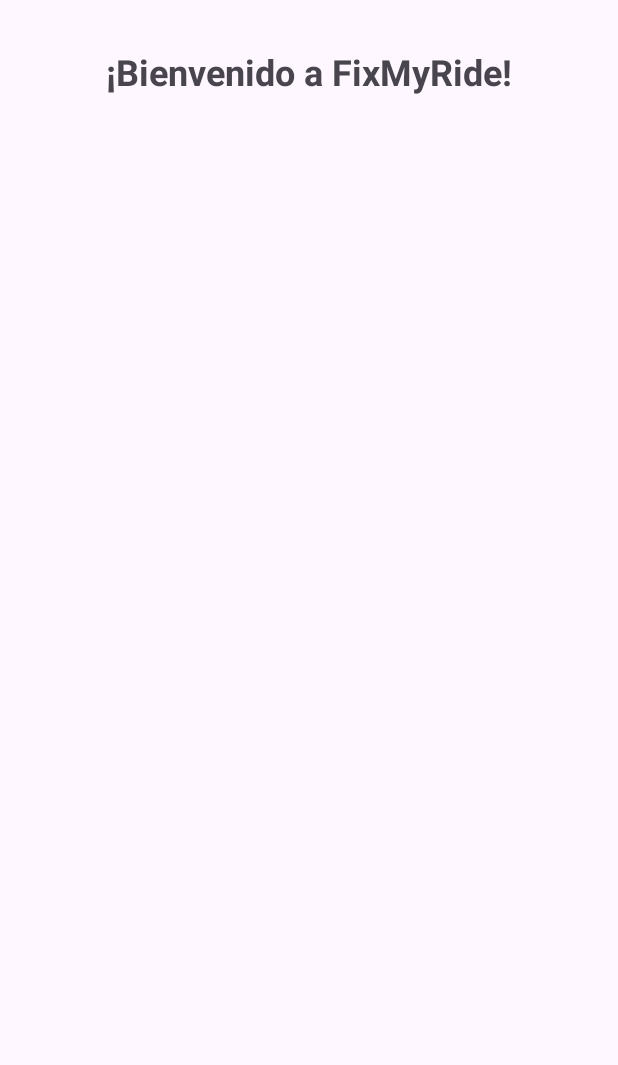
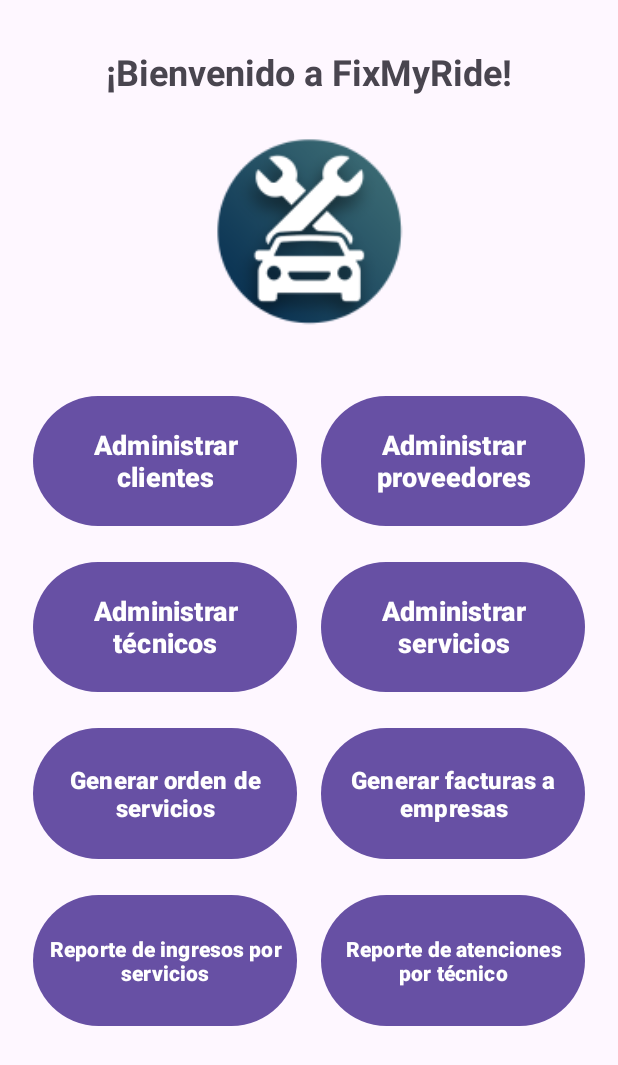
Before and after one commit to Winareku/POO-P1-G03_FixMyRide, an Android app: the screen it shows after launch (MainActivity), on a phone screen of 412 x 824 dp. Shown: the top 1065 px of the screen. Run offline under Robolectric (Android 15) with nearby library versions, the phone set to English and light mode, and no system bars.

Commit message:
Implementacion de botones en la vista principal

```diff
--- a/Proyecto_Android/FixMyRide_Android/app/src/main/res/layout/activity_main.xml
+++ b/Proyecto_Android/FixMyRide_Android/app/src/main/res/layout/activity_main.xml
@@ -20,4 +20,130 @@
         app:layout_constraintStart_toStartOf="parent"
         app:layout_constraintTop_toTopOf="parent"
         app:layout_constraintVertical_bias="0.04000002" />
+
+    <ImageView
+        android:id="@+id/imageView"
+        android:layout_width="180dp"
+        android:layout_height="180dp"
+        app:layout_constraintBottom_toBottomOf="parent"
+        app:layout_constraintEnd_toEndOf="parent"
+        app:layout_constraintHorizontal_bias="0.5"
+        app:layout_constraintStart_toStartOf="parent"
+        app:layout_constraintTop_toBottomOf="@+id/textView"
+        app:layout_constraintVertical_bias="0.0"
+        app:srcCompat="@mipmap/ic_launcher_foreground" />
+
+    <GridLayout
+        android:id="@+id/buttonsGrid"
+        android:layout_width="400dp"
+        android:layout_height="460dp"
+        android:alignmentMode="alignBounds"
+        android:columnCount="2"
+        android:columnOrderPreserved="false"
+        android:padding="8dp"
+        android:rowCount="4"
+        app:layout_constraintBottom_toBottomOf="parent"
+        app:layout_constraintEnd_toEndOf="parent"
+        app:layout_constraintStart_toStartOf="parent"
+        app:layout_constraintTop_toBottomOf="@+id/imageView"
+        app:layout_constraintVertical_bias="0.0">
+
+        <Button
+            android:id="@+id/button1"
+            android:layout_width="0dp"
+            android:layout_height="0dp"
+            android:layout_rowWeight="1"
+            android:layout_columnWeight="1"
+            android:layout_margin="8dp"
+            android:padding="8dp"
+            android:text="Administrar clientes"
+            android:textSize="18sp"
+            android:textStyle="bold" />
+
+        <Button
+            android:id="@+id/button2"
+            android:layout_width="0dp"
+            android:layout_height="0dp"
+            android:layout_rowWeight="1"
+            android:layout_columnWeight="1"
+            android:layout_margin="8dp"
+            android:padding="8dp"
+            android:text="Administrar proveedores"
+            android:textSize="18sp"
+            android:textStyle="bold" />
+
+        <Button
+            android:id="@+id/button3"
+            android:layout_width="0dp"
+            android:layout_height="0dp"
+            android:layout_rowWeight="1"
+            android:layout_columnWeight="1"
+            android:layout_margin="8dp"
+            android:padding="8dp"
+            android:text="Administrar técnicos"
+            android:textSize="18sp"
+            android:textStyle="bold" />
+
+        <Button
+            android:id="@+id/button4"
+            android:layout_width="0dp"
+            android:layout_height="0dp"
+            android:layout_rowWeight="1"
+            android:layout_columnWeight="1"
+            android:layout_margin="8dp"
+            android:padding="8dp"
+            android:text="Administrar servicios"
+            android:textSize="18sp"
+            android:textStyle="bold" />
+
+        <Button
+            android:id="@+id/button5"
+            android:layout_width="0dp"
+            android:layout_height="0dp"
+            android:layout_rowWeight="1"
+            android:layout_columnWeight="1"
+            android:layout_margin="8dp"
+            android:padding="8dp"
+            android:text="Generar orden de servicios"
+            android:textSize="16sp"
+            android:textStyle="bold" />
+
+        <Button
+            android:id="@+id/button6"
+            android:layout_width="0dp"
+            android:layout_height="0dp"
+            android:layout_rowWeight="1"
+            android:layout_columnWeight="1"
+            android:layout_margin="8dp"
+            android:padding="8dp"
+            android:text="Generar facturas a empresas"
+            android:textSize="16sp"
+            android:textStyle="bold" />
+
+        <Button
+            android:id="@+id/button7"
+            android:layout_width="0dp"
+            android:layout_height="0dp"
+            android:layout_rowWeight="1"
+            android:layout_columnWeight="1"
+            android:layout_margin="8dp"
+            android:padding="8dp"
+            android:text="Reporte de ingresos por servicios"
+            android:textSize="14sp"
+            android:textStyle="bold" />
+
+        <Button
+            android:id="@+id/button8"
+            android:layout_width="0dp"
+            android:layout_height="0dp"
+            android:layout_rowWeight="1"
+            android:layout_columnWeight="1"
+            android:layout_margin="8dp"
+            android:padding="8dp"
+            android:text="Reporte de atenciones por técnico"
+            android:textSize="14sp"
+            android:textStyle="bold" />
+
+    </GridLayout>
+
 </androidx.constraintlayout.widget.ConstraintLayout>
```
